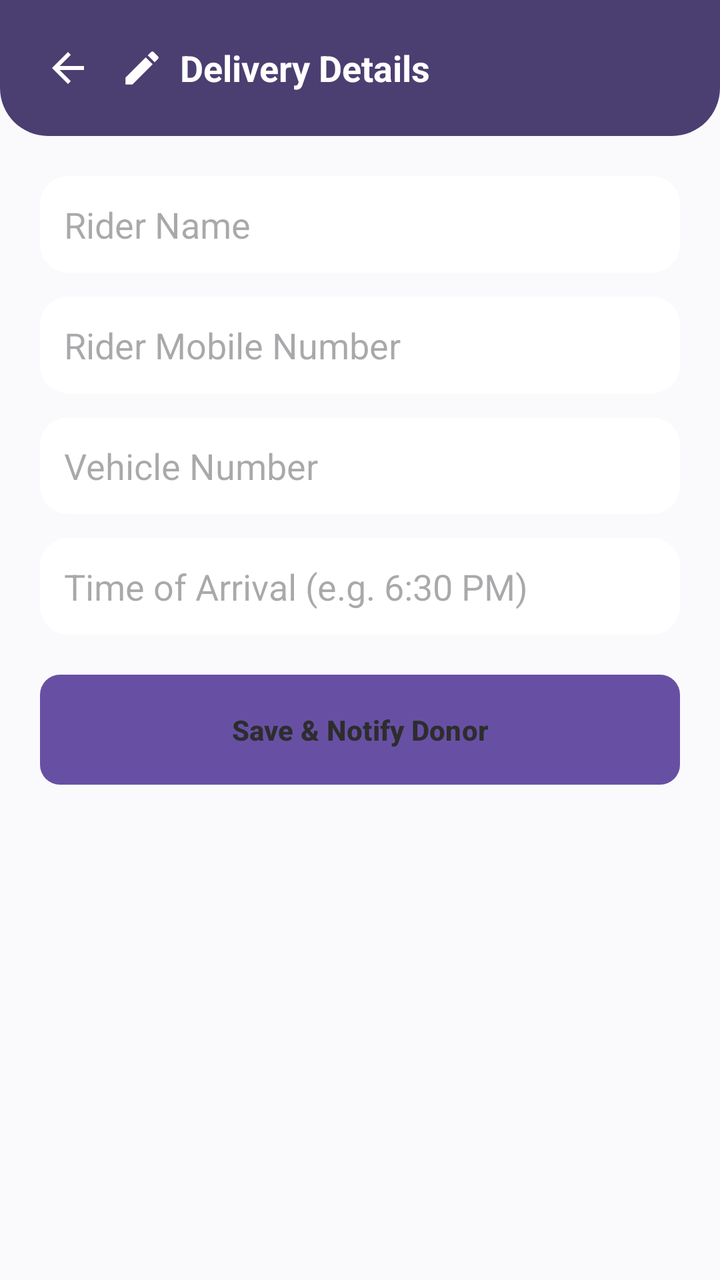
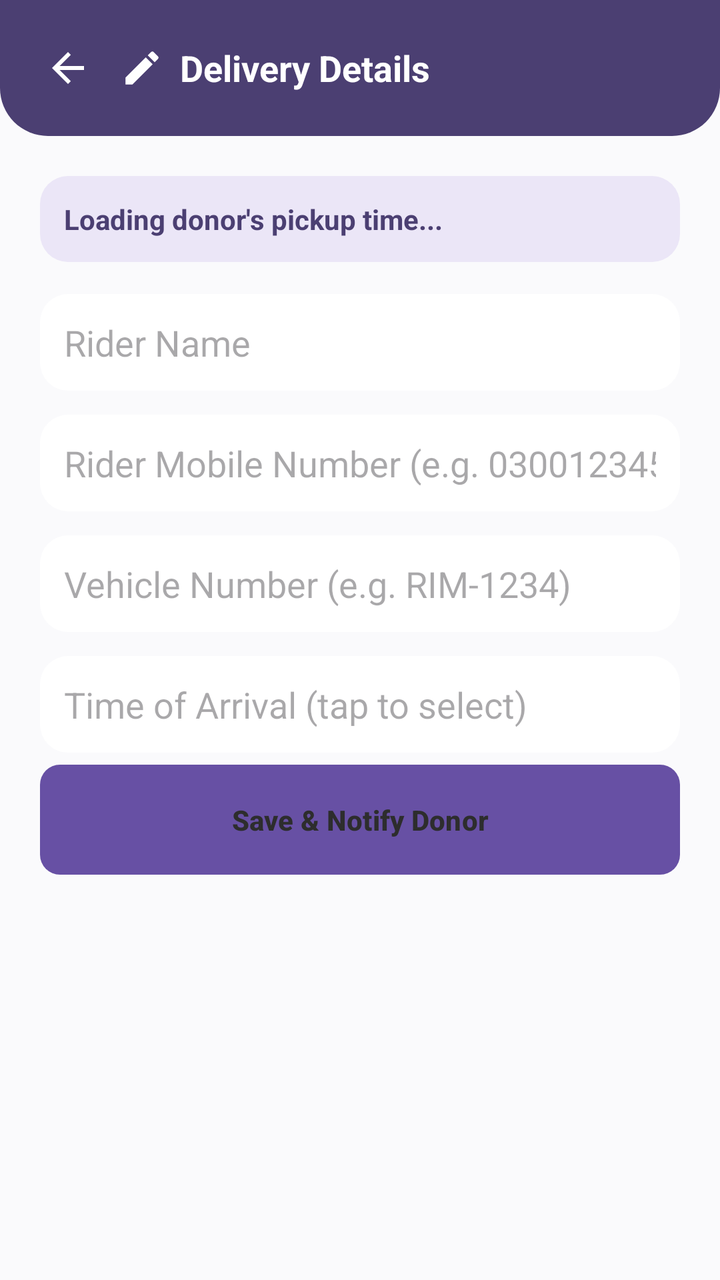

The first picture is an Android layout as it rendered before a commit; the second is the same layout after the commit. The layout source and the unified diff follow.
<!-- AndroidManifest.xml: application theme Theme.Food_saver -->
<!-- res/layout/activity_delivery_details.xml -->
<?xml version="1.0" encoding="utf-8"?>
<LinearLayout xmlns:android="http://schemas.android.com/apk/res/android"
    xmlns:app="http://schemas.android.com/apk/res-auto"
    android:layout_width="match_parent"
    android:layout_height="match_parent"
    android:orientation="vertical"
    android:background="@color/off_white">

    <LinearLayout
        android:id="@+id/header"
        android:layout_width="match_parent"
        android:layout_height="wrap_content"
        android:orientation="horizontal"
        android:gravity="center_vertical"
        android:background="@drawable/bg_header_purple"
        android:padding="16dp">

        <ImageButton
            android:id="@+id/btnBack"
            android:layout_width="36dp"
            android:layout_height="36dp"
            android:background="@android:color/transparent"
            android:src="@drawable/ic_back_arrow"
            app:tint="@color/white" />

        <ImageView
            android:layout_width="22dp"
            android:layout_height="22dp"
            android:layout_marginStart="8dp"
            android:contentDescription="Delivery Details"
            android:src="@drawable/ic_edit"
            app:tint="@color/white" />

        <TextView
            android:layout_width="wrap_content"
            android:layout_height="wrap_content"
            android:layout_marginStart="8dp"
            android:text="Delivery Details"
            android:textColor="@color/white"
            android:textSize="18sp"
            android:textStyle="bold" />
    </LinearLayout>

    <ScrollView
        android:layout_width="match_parent"
        android:layout_height="0dp"
        android:layout_weight="1">

    <LinearLayout
        android:layout_width="match_parent"
        android:layout_height="wrap_content"
        android:orientation="vertical"
        android:padding="20dp">

        <EditText
            android:id="@+id/etRiderName"
            android:layout_width="match_parent"
            android:layout_height="wrap_content"
            android:hint="Rider Name"
            android:background="@drawable/bg_card"
            android:padding="12dp"
            android:layout_marginBottom="12dp" />

        <EditText
            android:id="@+id/etRiderPhone"
            android:layout_width="match_parent"
            android:layout_height="wrap_content"
            android:hint="Rider Mobile Number"
            android:inputType="phone"
            android:background="@drawable/bg_card"
            android:padding="12dp"
            android:layout_marginBottom="12dp" />

        <EditText
            android:id="@+id/etVehicleNumber"
            android:layout_width="match_parent"
            android:layout_height="wrap_content"
            android:hint="Vehicle Number"
            android:background="@drawable/bg_card"
            android:padding="12dp"
            android:layout_marginBottom="12dp" />

        <EditText
            android:id="@+id/etTimeOfArrival"
            android:layout_width="match_parent"
            android:layout_height="wrap_content"
            android:hint="Time of Arrival (e.g. 6:30 PM)"
            android:focusable="false"
            android:background="@drawable/bg_card"
            android:padding="12dp"
            android:layout_marginBottom="20dp" />

        <Button
            android:id="@+id/btnSaveDelivery"
            android:layout_width="match_parent"
            android:layout_height="wrap_content"
            android:background="@drawable/bg_button_cta"
            android:textColor="@color/charcoal"
            android:textStyle="bold"
            android:padding="14dp"
            android:text="Save &amp; Notify Donor" />

    </LinearLayout>
    </ScrollView>
</LinearLayout>
<!-- resources referenced by this layout -->
<resources>
  <color name="charcoal">#2D2D2D</color>
  <color name="off_white">#FAFAFC</color>
  <color name="white">#FFFFFF</color>
  <!-- drawable bg_button_cta (drawable) -->
  <?xml version="1.0" encoding="utf-8"?>
  <shape xmlns:android="http://schemas.android.com/apk/res/android"
      android:shape="rectangle">
      <corners android:radius="10dp" />
      <solid android:color="@color/accent_cta" />
  </shape>
  <!-- drawable bg_card (drawable) -->
  <?xml version="1.0" encoding="utf-8"?>
  <shape xmlns:android="http://schemas.android.com/apk/res/android"
      android:shape="rectangle">
      <corners android:radius="14dp" />
      <solid android:color="@color/white" />
  </shape>
  <!-- drawable bg_header_purple (drawable) -->
  <?xml version="1.0" encoding="utf-8"?>
  <shape xmlns:android="http://schemas.android.com/apk/res/android"
      android:shape="rectangle">
      <solid android:color="@color/brown_primary" />
      <corners
          android:bottomLeftRadius="24dp"
          android:bottomRightRadius="24dp"
          android:topLeftRadius="0dp"
          android:topRightRadius="0dp" />
  </shape>
  <!-- drawable ic_back_arrow (drawable) -->
  <vector xmlns:android="http://schemas.android.com/apk/res/android"
      android:width="24dp"
      android:height="24dp"
      android:viewportWidth="24"
      android:viewportHeight="24">
      <path
          android:fillColor="#FF000000"
          android:pathData="M20,11H7.83l5.59,-5.59L12,4l-8,8 8,8 1.41,-1.41L7.83,13H20v-2z" />
  </vector>
  <!-- drawable ic_edit (drawable) -->
  <vector xmlns:android="http://schemas.android.com/apk/res/android"
      android:width="20dp"
      android:height="20dp"
      android:viewportWidth="24"
      android:viewportHeight="24">
      <path
          android:fillColor="#FFFFFFFF"
          android:pathData="M3,17.25V21h3.75L17.81,9.94l-3.75,-3.75L3,17.25zM20.71,7.04c0.39,-0.39 0.39,-1.02 0,-1.41l-2.34,-2.34c-0.39,-0.39 -1.02,-0.39 -1.41,0l-1.83,1.83 3.75,3.75 1.83,-1.83z" />
  </vector>
  <style name="Theme.Food_saver" parent="Base.Theme.Food_saver" />
  <color name="accent_cta">@color/peach_orange</color>
  <color name="brown_primary">@color/indigo_purple</color>
  <style name="Base.Theme.Food_saver" parent="Theme.Material3.DayNight.NoActionBar">
      </style>
  <color name="peach_orange">#FFB27D</color>
  <color name="indigo_purple">#4B3F72</color>
</resources>

<!-- the commit's change to res/layout/activity_delivery_details.xml (unified diff, before → after) -->
@@ -52,11 +52,26 @@
         android:orientation="vertical"
         android:padding="20dp">
 
+        <TextView
+            android:id="@+id/tvPickupWindowInfo"
+            android:layout_width="match_parent"
+            android:layout_height="wrap_content"
+            android:layout_marginBottom="16dp"
+            android:background="@drawable/bg_card"
+            android:backgroundTint="@color/soft_lavender"
+            android:padding="12dp"
+            android:text="Loading donor's pickup time..."
+            android:textColor="@color/brown_primary"
+            android:textSize="14sp"
+            android:textStyle="bold" />
+
         <EditText
             android:id="@+id/etRiderName"
             android:layout_width="match_parent"
             android:layout_height="wrap_content"
             android:hint="Rider Name"
+            android:inputType="textPersonName|textCapWords"
+            android:maxLength="50"
             android:background="@drawable/bg_card"
             android:padding="12dp"
             android:layout_marginBottom="12dp" />
@@ -65,8 +80,9 @@
             android:id="@+id/etRiderPhone"
             android:layout_width="match_parent"
             android:layout_height="wrap_content"
-            android:hint="Rider Mobile Number"
+            android:hint="Rider Mobile Number (e.g. 03001234567)"
             android:inputType="phone"
+            android:maxLength="13"
             android:background="@drawable/bg_card"
             android:padding="12dp"
             android:layout_marginBottom="12dp" />
@@ -75,7 +91,9 @@
             android:id="@+id/etVehicleNumber"
             android:layout_width="match_parent"
             android:layout_height="wrap_content"
-            android:hint="Vehicle Number"
+            android:hint="Vehicle Number (e.g. RIM-1234)"
+            android:inputType="textCapCharacters"
+            android:maxLength="12"
             android:background="@drawable/bg_card"
             android:padding="12dp"
             android:layout_marginBottom="12dp" />
@@ -84,11 +102,20 @@
             android:id="@+id/etTimeOfArrival"
             android:layout_width="match_parent"
             android:layout_height="wrap_content"
-            android:hint="Time of Arrival (e.g. 6:30 PM)"
+            android:hint="Time of Arrival (tap to select)"
             android:focusable="false"
             android:background="@drawable/bg_card"
             android:padding="12dp"
-            android:layout_marginBottom="20dp" />
+            android:layout_marginBottom="6dp" />
+
+        <TextView
+            android:id="@+id/tvArrivalError"
+            android:layout_width="match_parent"
+            android:layout_height="wrap_content"
+            android:layout_marginBottom="14dp"
+            android:textColor="@color/error_red"
+            android:textSize="13sp"
+            android:visibility="gone" />
 
         <Button
             android:id="@+id/btnSaveDelivery"
<!-- resource entries referenced after the edit -->
@@ -1,7 +1,9 @@
 <!-- resources referenced by this layout -->
 <resources>
   <color name="charcoal">#2D2D2D</color>
+  <color name="error_red">#B3261E</color>
   <color name="off_white">#FAFAFC</color>
+  <color name="soft_lavender">#EBE6F7</color>
   <color name="white">#FFFFFF</color>
   <!-- drawable bg_button_cta (drawable) -->
   <?xml version="1.0" encoding="utf-8"?>
